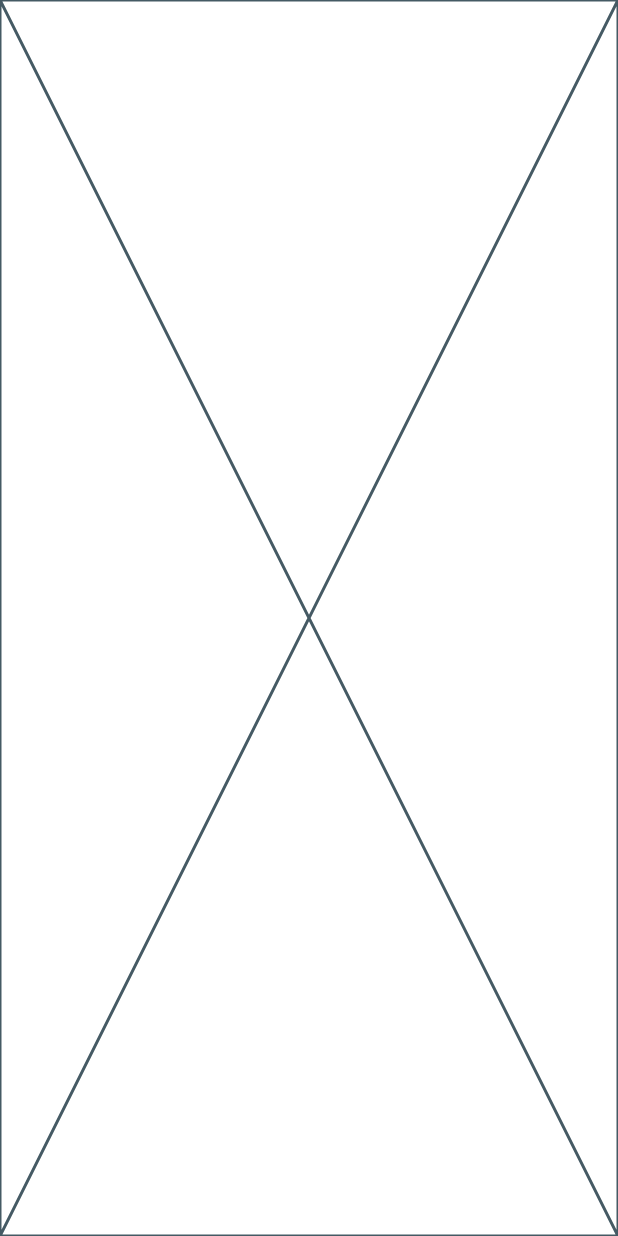
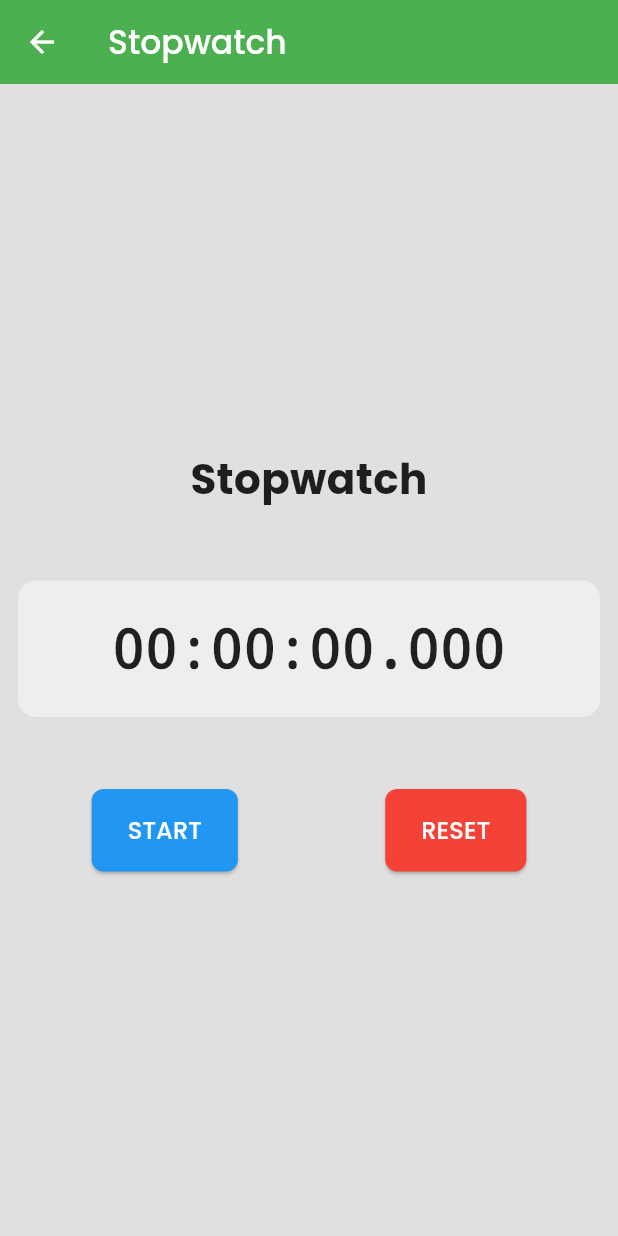
Before and after one commit to haloYusuf/tugas3_mobile_teori, a Flutter app: the MainView screen opened by its route, after a tap on "Stopwatch", on a phone screen of 412 x 824 dp. Run offline on Flutter 3.47's test engine with Material 3 defaults, Android fonts, the phone set to English and light mode, and no system bars; our stand-ins replace get, get_storage; accounts and stored records are empty.

Commit message:
Update: Stopwatch Feature Added

```diff
--- a/lib/app/modules/home/home_controller.dart
+++ b/lib/app/modules/home/home_controller.dart
@@ -25,7 +25,10 @@ class HomeController extends GetxController {
   }) {
     return ElevatedButton(
       onPressed: () {
-        Get.toNamed(_listRoute[index]);
+        Get.toNamed(
+          _listRoute[index],
+          preventDuplicates: false,
+        );
       },
       child: Text(
         title,
--- /dev/null
+++ b/lib/app/modules/stopwatch/stopwatch_binding.dart
@@ -0,0 +1,12 @@
+import 'package:get/get.dart';
+import 'package:tugas3_mobile_teori/app/modules/stopwatch/stopwatch_controller.dart';
+
+class StopwatchBinding implements Bindings {
+  @override
+  void dependencies() {
+    Get.lazyPut<StopwatchController>(
+      () => StopwatchController(),
+      fenix: true,
+    );
+  }
+}
--- a/lib/app/modules/stopwatch/stopwatch_controller.dart
+++ b/lib/app/modules/stopwatch/stopwatch_controller.dart
@@ -1,3 +1,122 @@
 import 'package:get/get.dart';
+import 'package:tugas3_mobile_teori/core/services/session_service.dart';
 
-class StopwatchController extends GetxController{}
+class StopwatchController extends GetxController {
+  static StopwatchController get to => Get.find();
+
+  final SessionService _session = SessionService();
+
+  RxString elapsedTime = '00:00:00.000'.obs;
+  RxBool isRunning = false.obs;
+  RxInt milliseconds = 0.obs;
+  RxInt seconds = 0.obs;
+  RxInt minutes = 0.obs;
+  RxInt hours = 0.obs;
+
+  DateTime? _startTime;
+  DateTime? _lastPauseTime;
+  Duration _accumulatedTime = Duration.zero;
+
+  @override
+  void onInit() {
+    super.onInit();
+    _loadStopwatchState();
+  }
+
+  void _loadStopwatchState() {
+    final savedState = _session.getStopwatchState();
+    if (savedState != null) {
+      isRunning.value = savedState['isRunning'] ?? false;
+      milliseconds.value = savedState['milliseconds'] ?? 0;
+      seconds.value = savedState['seconds'] ?? 0;
+      minutes.value = savedState['minutes'] ?? 0;
+      hours.value = savedState['hours'] ?? 0;
+      _accumulatedTime = Duration(
+        hours: hours.value,
+        minutes: minutes.value,
+        seconds: seconds.value,
+        milliseconds: milliseconds.value,
+      );
+
+      if (isRunning.value) {
+        _startTime = DateTime.now().subtract(_accumulatedTime);
+        _startTimer();
+      } else {
+        _updateDisplay();
+      }
+    }
+  }
+
+  void _saveStopwatchState() {
+    _session.saveStopwatchState({
+      'isRunning': isRunning.value,
+      'milliseconds': milliseconds.value,
+      'seconds': seconds.value,
+      'minutes': minutes.value,
+      'hours': hours.value,
+    });
+  }
+
+  void _startTimer() {
+    _startTime ??= DateTime.now().subtract(_accumulatedTime);
+
+    Future.delayed(const Duration(milliseconds: 10), () {
+      if (isRunning.value) {
+        final currentDuration = DateTime.now().difference(_startTime!);
+        _updateTime(currentDuration);
+        _startTimer();
+      }
+    });
+  }
+
+  void _updateTime(Duration duration) {
+    _accumulatedTime = duration;
+    hours.value = duration.inHours;
+    minutes.value = duration.inMinutes.remainder(60);
+    seconds.value = duration.inSeconds.remainder(60);
+    milliseconds.value = duration.inMilliseconds.remainder(1000);
+    _updateDisplay();
+  }
+
+  void _updateDisplay() {
+    elapsedTime.value =
+      '${hours.value.toString().padLeft(2, '0')}:'
+      '${minutes.value.toString().padLeft(2, '0')}:'
+      '${seconds.value.toString().padLeft(2, '0')}.'
+      '${milliseconds.value.toString().padLeft(3, '0')}';
+    _saveStopwatchState();
+  }
+
+  void toggleStopwatch() {
+    if (isRunning.value) {
+      _lastPauseTime = DateTime.now();
+    } else {
+      if (_lastPauseTime != null) {
+        final pauseDuration = DateTime.now().difference(_lastPauseTime!);
+        _startTime = _startTime?.add(pauseDuration);
+      }
+    }
+    isRunning.toggle();
+
+    if (isRunning.value) {
+      _startTimer();
+    }
+    _saveStopwatchState();
+  }
+
+  void resetStopwatch() {
+    isRunning.value = false;
+    _accumulatedTime = Duration.zero;
+    _startTime = null;
+    _lastPauseTime = null;
+    hours.value = 0;
+    minutes.value = 0;
+    seconds.value = 0;
+    milliseconds.value = 0;
+    _updateDisplay();
+  }
+
+  void handleBack() {
+    Get.back();
+  }
+}
--- a/lib/app/modules/stopwatch/stopwatch_view.dart
+++ b/lib/app/modules/stopwatch/stopwatch_view.dart
@@ -1,10 +1,115 @@
-import 'package:flutter/widgets.dart';
+import 'package:flutter/material.dart';
+import 'package:get/get.dart';
+import 'package:tugas3_mobile_teori/app/modules/stopwatch/stopwatch_controller.dart';
 
 class StopwatchView extends StatelessWidget {
   const StopwatchView({super.key});
 
   @override
   Widget build(BuildContext context) {
-    return const Placeholder();
+    final StopwatchController controller = Get.put(StopwatchController());
+
+    return Scaffold(
+      appBar: AppBar(
+        title: const Text(
+          'Stopwatch',
+          style: TextStyle(
+            fontWeight: FontWeight.w500,
+          ),
+        ),
+        leading: IconButton(
+          icon: const Icon(Icons.arrow_back),
+          onPressed: controller.handleBack,
+        ),
+      ),
+      body: Padding(
+        padding: const EdgeInsets.all(12),
+        child: Center(
+          child: SingleChildScrollView(
+            child: Column(
+              mainAxisSize: MainAxisSize.min,
+              crossAxisAlignment: CrossAxisAlignment.stretch,
+              spacing: 18,
+              children: [
+                const Text(
+                  'Stopwatch',
+                  textAlign: TextAlign.center,
+                  style: TextStyle(
+                    fontWeight: FontWeight.bold,
+                    fontSize: 28,
+                  ),
+                ),
+                const SizedBox(height: 12),
+                Obx(
+                  () => Container(
+                    padding: const EdgeInsets.all(20),
+                    decoration: BoxDecoration(
+                      color: Colors.grey[200],
+                      borderRadius: BorderRadius.circular(12),
+                    ),
+                    child: Center(
+                      child: Text(
+                        controller.elapsedTime.value,
+                        style: const TextStyle(
+                          fontSize: 36,
+                          fontWeight: FontWeight.bold,
+                          fontFamily: 'monospace',
+                        ),
+                      ),
+                    ),
+                  ),
+                ),
+                const SizedBox(height: 12),
+                Row(
+                  mainAxisAlignment: MainAxisAlignment.spaceAround,
+                  children: [
+                    ElevatedButton(
+                      style: ElevatedButton.styleFrom(
+                        backgroundColor: Colors.blue,
+                        padding: const EdgeInsets.symmetric(
+                          vertical: 16,
+                          horizontal: 24,
+                        ),
+                        shape: RoundedRectangleBorder(
+                          borderRadius: BorderRadius.circular(8),
+                        ),
+                      ),
+                      onPressed: controller.toggleStopwatch,
+                      child: Obx(() => Text(
+                        controller.isRunning.value ? 'PAUSE' : 'START',
+                        style: const TextStyle(
+                          fontSize: 16,
+                          color: Colors.white,
+                        ),
+                      )),
+                    ),
+                    ElevatedButton(
+                      style: ElevatedButton.styleFrom(
+                        backgroundColor: Colors.red,
+                        padding: const EdgeInsets.symmetric(
+                          vertical: 16,
+                          horizontal: 24,
+                        ),
+                        shape: RoundedRectangleBorder(
+                          borderRadius: BorderRadius.circular(8),
+                        ),
+                      ),
+                      onPressed: controller.resetStopwatch,
+                      child: const Text(
+                        'RESET',
+                        style: TextStyle(
+                          fontSize: 16,
+                          color: Colors.white,
+                        ),
+                      ),
+                    ),
+                  ],
+                ),
+              ],
+            ),
+          ),
+        ),
+      ),
+    );
   }
 }
--- a/lib/core/services/session_service.dart
+++ b/lib/core/services/session_service.dart
@@ -5,6 +5,7 @@ class SessionService {
 
   static const _isLoggedIn = 'is_logged_in';
   static const _username = 'username';
+  static const _stopwatchState = 'stopwatch_state';
 
   bool isLoggedIn() {
     return _storage.read(_isLoggedIn) ?? false;
@@ -20,9 +21,18 @@ class SessionService {
   Future logout() async {
     await _storage.remove(_username);
     await _storage.write(_isLoggedIn, false);
+    await _storage.remove(_stopwatchState);
   }
 
   String getUsername() {
     return _storage.read(_username) ?? '';
   }
+
+  Future saveStopwatchState(Map<String, dynamic> state) async {
+    await _storage.write(_stopwatchState, state);
+  }
+
+  Map<String, dynamic>? getStopwatchState() {
+    return _storage.read(_stopwatchState);
+  }
 }
```
